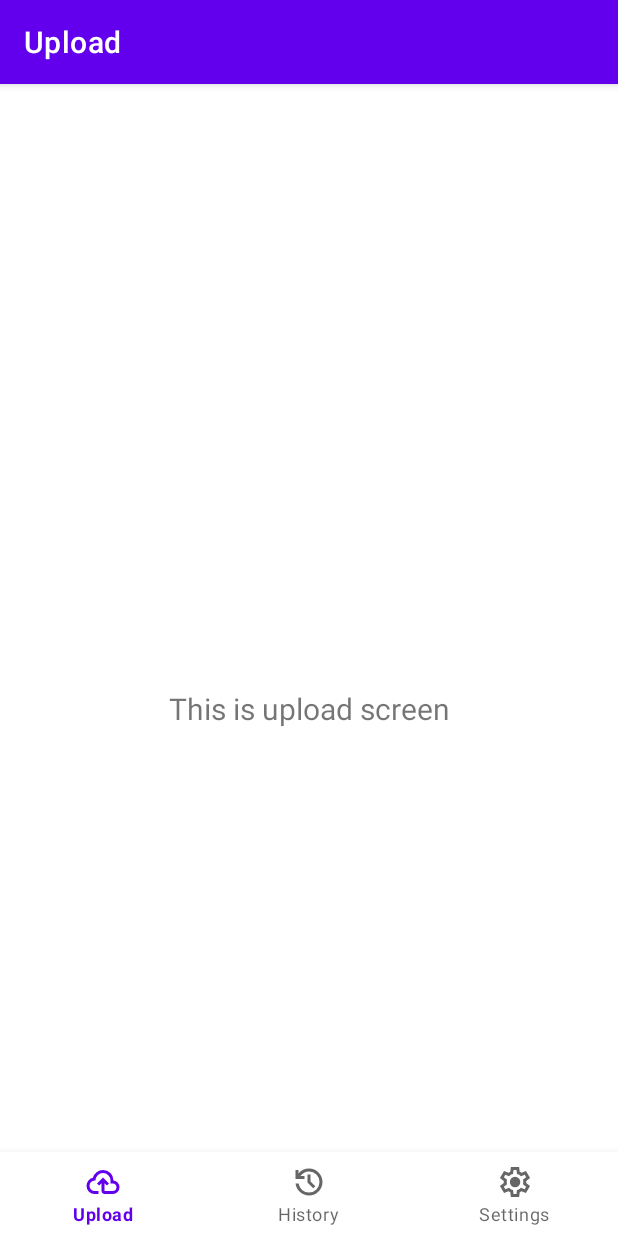
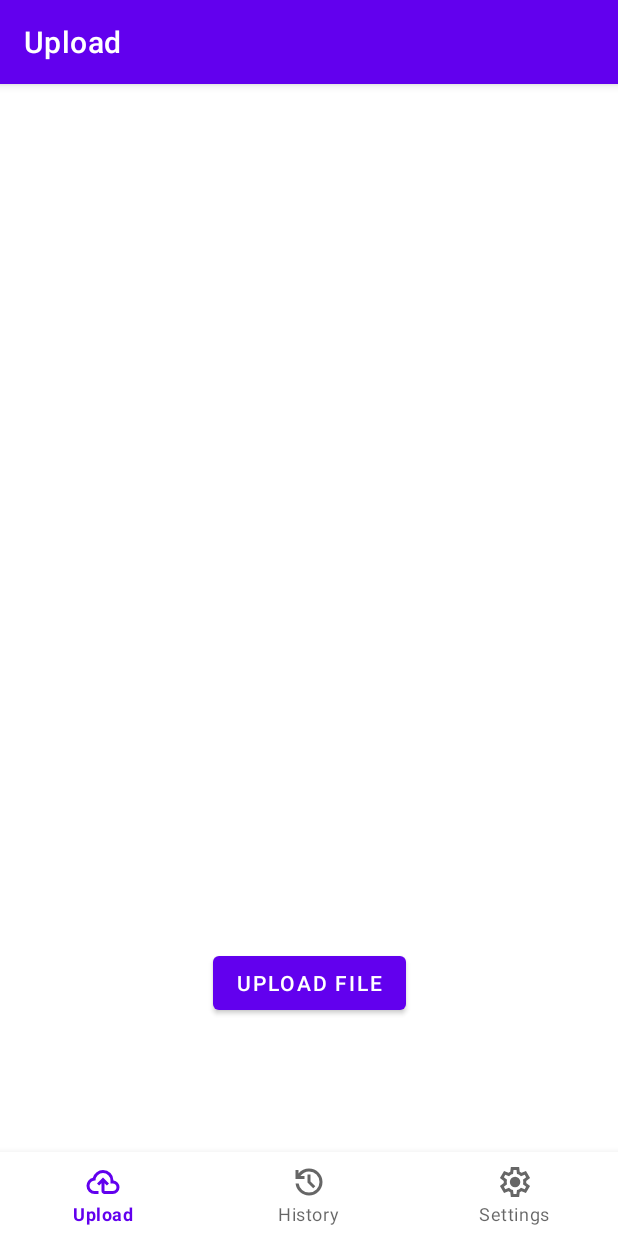
Before and after one commit to btimofeev/NullPointer, an Android app: the screen it shows after launch (MainActivity), on a phone screen of 412 x 824 dp. Run offline under Robolectric (Android 15) with nearby library versions, the light colour scheme and no system bars; our stand-ins replace navigation-ui; 1 statement that could not run was skipped.

Commit message:
choose file

```diff
--- a/app/src/main/java/org/emunix/nullpointer/ui/upload/UploadFragment.kt
+++ b/app/src/main/java/org/emunix/nullpointer/ui/upload/UploadFragment.kt
@@ -1,42 +1,64 @@
 package org.emunix.nullpointer.ui.upload
 
+import android.app.Activity
+import android.content.ActivityNotFoundException
+import android.content.Intent
 import android.os.Bundle
 import android.view.LayoutInflater
 import android.view.View
 import android.view.ViewGroup
-import android.widget.TextView
+import android.widget.Toast
+import androidx.activity.result.ActivityResult
+import androidx.activity.result.contract.ActivityResultContracts.StartActivityForResult
 import androidx.fragment.app.Fragment
 import androidx.lifecycle.ViewModelProvider
+import org.emunix.nullpointer.R
 import org.emunix.nullpointer.databinding.FragmentUploadBinding
 
 class UploadFragment : Fragment() {
 
+    private val viewModel = ViewModelProvider(this).get(UploadViewModel::class.java)
+
     private var _binding: FragmentUploadBinding? = null
 
-    // This property is only valid between onCreateView and
-    // onDestroyView.
     private val binding get() = _binding!!
+
+    private val selectFileResult = registerForActivityResult(StartActivityForResult()) { result: ActivityResult ->
+        if (result.resultCode == Activity.RESULT_OK) {
+            val uri = result.data?.data
+            if (uri != null) {
+                binding.textUpload.text = uri.toString()
+            }
+        }
+    }
 
     override fun onCreateView(
         inflater: LayoutInflater,
         container: ViewGroup?,
         savedInstanceState: Bundle?
     ): View {
-        val uploadViewModel =
-            ViewModelProvider(this).get(UploadViewModel::class.java)
-
         _binding = FragmentUploadBinding.inflate(inflater, container, false)
-        val root: View = binding.root
-
-        val textView: TextView = binding.textUpload
-        uploadViewModel.text.observe(viewLifecycleOwner) {
-            textView.text = it
-        }
-        return root
+        return binding.root
     }
 
     override fun onDestroyView() {
         super.onDestroyView()
         _binding = null
     }
+
+    override fun onViewCreated(view: View, savedInstanceState: Bundle?) {
+        super.onViewCreated(view, savedInstanceState)
+        binding.uploadButton.setOnClickListener { selectFile() }
+    }
+
+    private fun selectFile() {
+        val intent = Intent(Intent.ACTION_OPEN_DOCUMENT)
+        intent.addCategory(Intent.CATEGORY_OPENABLE)
+        intent.type = "*/*"
+        try {
+            selectFileResult.launch(intent)
+        } catch (e: ActivityNotFoundException) {
+            Toast.makeText(requireContext(), R.string.error_choose_file_app_not_found, Toast.LENGTH_SHORT).show()
+        }
+    }
 }
--- a/app/src/main/res/layout/fragment_upload.xml
+++ b/app/src/main/res/layout/fragment_upload.xml
@@ -20,4 +20,15 @@
         app:layout_constraintEnd_toEndOf="parent"
         app:layout_constraintStart_toStartOf="parent"
         app:layout_constraintTop_toTopOf="parent" />
+
+    <com.google.android.material.button.MaterialButton
+        android:id="@+id/upload_button"
+        android:layout_width="wrap_content"
+        android:layout_height="wrap_content"
+        android:text="@string/upload_file"
+        app:layout_constraintBottom_toBottomOf="parent"
+        app:layout_constraintEnd_toEndOf="parent"
+        app:layout_constraintStart_toStartOf="parent"
+        app:layout_constraintTop_toBottomOf="@id/text_upload" />
+
 </androidx.constraintlayout.widget.ConstraintLayout>
--- a/app/src/main/res/values/strings.xml
+++ b/app/src/main/res/values/strings.xml
@@ -3,4 +3,7 @@
     <string name="title_upload">Upload</string>
     <string name="title_history">History</string>
     <string name="title_settings">Settings</string>
+    <string name="upload_file">Upload file</string>
+
+    <string name="error_choose_file_app_not_found">Failed to open file picker application</string>
 </resources>
```
